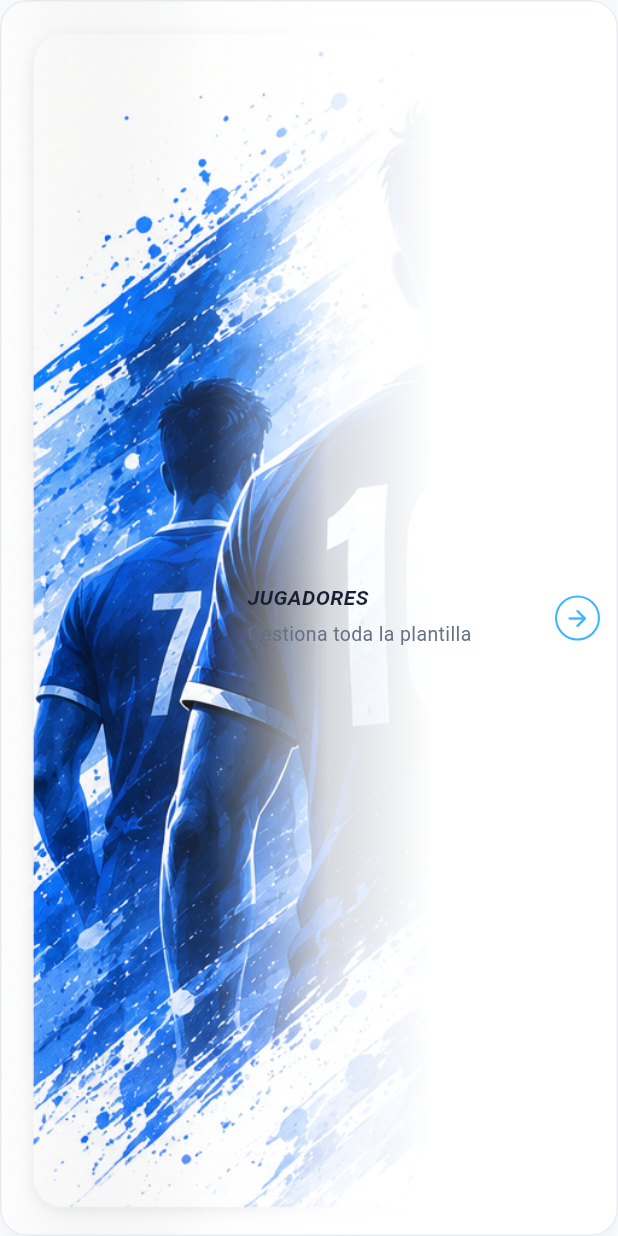
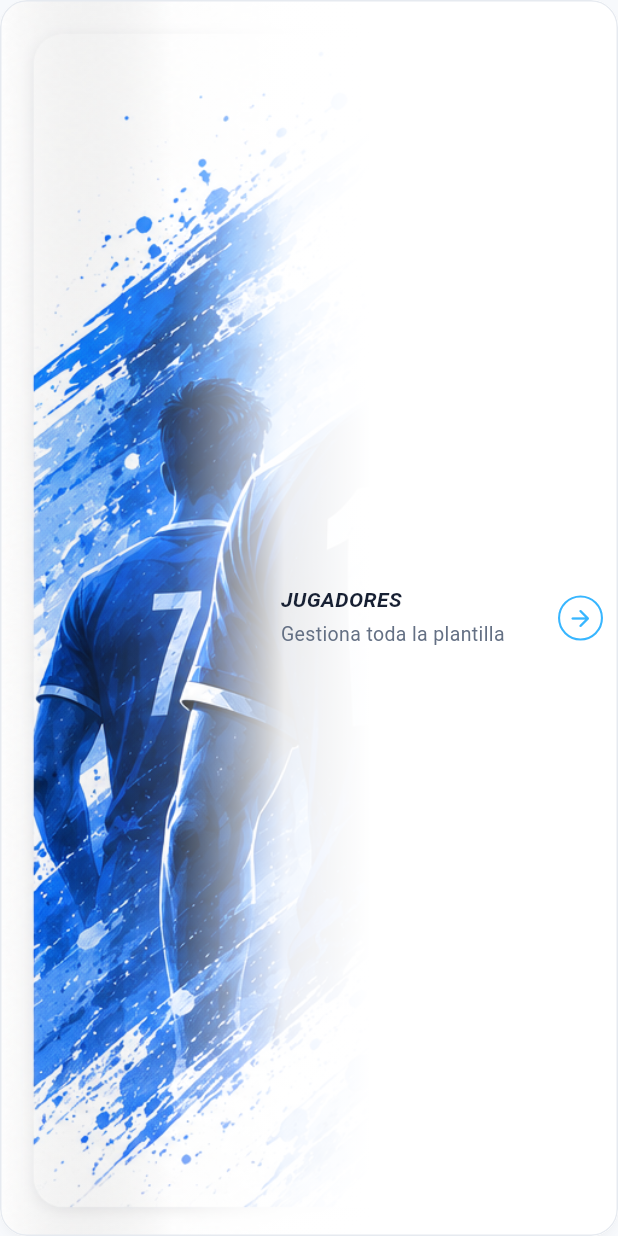
Before and after one commit to MikelArinaMarcos/match-forge, a Flutter app: the DashboardCard widget shown alone on an empty page, opened directly, on a phone screen of 412 x 824 dp. Run offline on Flutter 3.47's test engine with Material 3 defaults, Android fonts, the phone set to English and light mode, and no system bars; our stand-ins replace drift; accounts and stored records are empty; generated files the repository leaves out were written again.

Commit message:
feat(responsive): implement adaptive dashboard architecture

```diff
--- a/lib/app/app.dart
+++ b/lib/app/app.dart
@@ -1,6 +1,6 @@
 import 'package:flutter/material.dart';
 import 'theme/app_theme.dart';
-import '../features/dashboard/presentation/dashboard_screen.dart';
+import '../features/dashboard/presentation/screens/dashboard_screen.dart';
 
 class MatchForgeApp extends StatelessWidget {
   const MatchForgeApp({super.key});
--- /dev/null
+++ b/lib/core/responsive/breakpoints.dart
@@ -0,0 +1,4 @@
+class Breakpoints {
+  static const double mobile = 700;
+  static const double tablet = 1000;
+}
--- a/lib/features/dashboard/presentation/dashboard_screen.dart
+++ b/lib/features/dashboard/presentation/layouts/dashboard_tablet_landscape.dart
@@ -6,8 +6,8 @@ import '../../../../shared/widgets/cards/new_match_card.dart';
 import '../../../../shared/widgets/layout/app_header.dart';
 import '../../../../shared/widgets/layout/app_sidebar.dart';
 
-class DashboardScreen extends StatelessWidget {
-  const DashboardScreen({super.key});
+class DashboardTabletLandscape extends StatelessWidget {
+  const DashboardTabletLandscape({super.key});
 
   @override
   Widget build(BuildContext context) {
--- a/lib/shared/widgets/cards/dashboard_card.dart
+++ b/lib/shared/widgets/cards/dashboard_card.dart
@@ -22,6 +22,39 @@ class DashboardCard extends StatelessWidget {
 
   @override
   Widget build(BuildContext context) {
+    return LayoutBuilder(
+      builder: (context, constraints) {
+        final width = constraints.maxWidth;
+
+        final isNarrow = width < 380;
+        final isVeryNarrow = width < 320;
+
+        final imageFraction = isVeryNarrow
+            ? 0.36
+            : isNarrow
+            ? 0.39
+            : 0.43;
+
+        final contentLeft = width * imageFraction;
+
+        final titleSize = isVeryNarrow
+            ? 11.5
+            : isNarrow
+            ? 12.5
+            : 14.0;
+
+        final subtitleSize = isVeryNarrow
+            ? 11.0
+            : isNarrow
+            ? 12.0
+            : 13.0;
+
+        final arrowSize = isVeryNarrow
+            ? 26.0
+            : isNarrow
+            ? 28.0
+            : 30.0;
+
         return Material(
           color: AppColors.surface,
           elevation: 2,
@@ -45,10 +78,12 @@ class DashboardCard extends StatelessWidget {
                     Container(
                       color: color.withValues(alpha: 0.12),
                       alignment: Alignment.centerLeft,
-                  padding: const EdgeInsets.only(left: 34),
+                      padding: EdgeInsets.only(
+                        left: width * 0.08,
+                      ),
                       child: Icon(
                         icon,
-                    size: 62,
+                        size: isNarrow ? 52 : 62,
                         color: color,
                       ),
                     ),
@@ -62,15 +97,22 @@ class DashboardCard extends StatelessWidget {
                             end: Alignment.centerRight,
                             colors: [
                               Colors.transparent,
-                          Colors.white.withValues(alpha: 0.10),
-                          Colors.white.withValues(alpha: 0.84),
+                              Colors.white.withValues(alpha: 0.18),
+                              Colors.white.withValues(alpha: 0.92),
                               Colors.white,
                             ],
-                        stops: const [
+                            stops: isNarrow
+                                ? const [
                               0.00,
-                          0.34,
-                          0.53,
-                          0.70,
+                              0.22,
+                              0.38,
+                              0.52,
+                            ]
+                                : const [
+                              0.00,
+                              0.28,
+                              0.46,
+                              0.60,
                             ],
                           ),
                         ),
@@ -78,15 +120,18 @@ class DashboardCard extends StatelessWidget {
                     ),
 
                   Positioned(
-                left: imageAsset != null ? 165 : 140,
-                right: 12,
+                    left: contentLeft,
+                    right: 10,
                     top: 0,
                     bottom: 0,
                     child: Row(
                       children: [
                         Expanded(
                           child: Padding(
-                        padding: const EdgeInsets.only(right: 6),
+                            padding: EdgeInsets.only(
+                              left: isNarrow ? 6 : 10,
+                              right: 4,
+                            ),
                             child: Column(
                               mainAxisAlignment: MainAxisAlignment.center,
                               crossAxisAlignment: CrossAxisAlignment.start,
@@ -94,24 +139,24 @@ class DashboardCard extends StatelessWidget {
                                 Text(
                                   title.toUpperCase(),
                                   maxLines: 2,
-                              overflow: TextOverflow.visible,
+                                  overflow: TextOverflow.ellipsis,
                                   softWrap: true,
-                              style: const TextStyle(
-                                fontSize: 14,
+                                  style: TextStyle(
+                                    fontSize: titleSize,
                                     height: 1.05,
                                     fontWeight: FontWeight.w700,
                                     fontStyle: FontStyle.italic,
                                     color: AppColors.textPrimary,
                                   ),
                                 ),
-                            const SizedBox(height: 8),
+                                const SizedBox(height: 7),
                                 Text(
                                   subtitle,
-                              maxLines: 3,
+                                  maxLines: isVeryNarrow ? 2 : 3,
                                   overflow: TextOverflow.ellipsis,
-                              style: const TextStyle(
-                                fontSize: 13,
-                                height: 1.35,
+                                  style: TextStyle(
+                                    fontSize: subtitleSize,
+                                    height: 1.30,
                                     color: AppColors.textSecondary,
                                   ),
                                 ),
@@ -121,11 +166,11 @@ class DashboardCard extends StatelessWidget {
                         ),
                         const SizedBox(width: 4),
                         Container(
-                      width: 30,
-                      height: 30,
+                          width: arrowSize,
+                          height: arrowSize,
                           decoration: BoxDecoration(
                             shape: BoxShape.circle,
-                        color: Colors.white.withValues(alpha: 0.88),
+                            color: Colors.white.withValues(alpha: 0.92),
                             border: Border.all(
                               color: color,
                               width: 1.4,
@@ -133,7 +178,7 @@ class DashboardCard extends StatelessWidget {
                           ),
                           child: Icon(
                             Icons.arrow_forward_rounded,
-                        size: 18,
+                            size: arrowSize * 0.60,
                             color: color,
                           ),
                         ),
@@ -158,5 +203,7 @@ class DashboardCard extends StatelessWidget {
             ),
           ),
         );
+      },
+    );
   }
 }
```
Also changed, not shown: lib/core/responsive/responsive.dart (added, +36 -0 lines), lib/core/responsive/responsive_builder.dart (added, +30 -0 lines), lib/features/dashboard/presentation/layouts/dashboard_mobile.dart (added, +17 -0 lines), lib/features/dashboard/presentation/layouts/dashboard_tablet_portrait.dart (added, +182 -0 lines), lib/features/dashboard/presentation/screens/dashboard_screen.dart (added, +23 -0 lines), lib/shared/widgets/cards/new_match_card.dart (+56 -40 lines), lib/shared/widgets/layout/app_header.dart (+8 -1 lines). Lines whose indentation alone changed are shown as unchanged.
